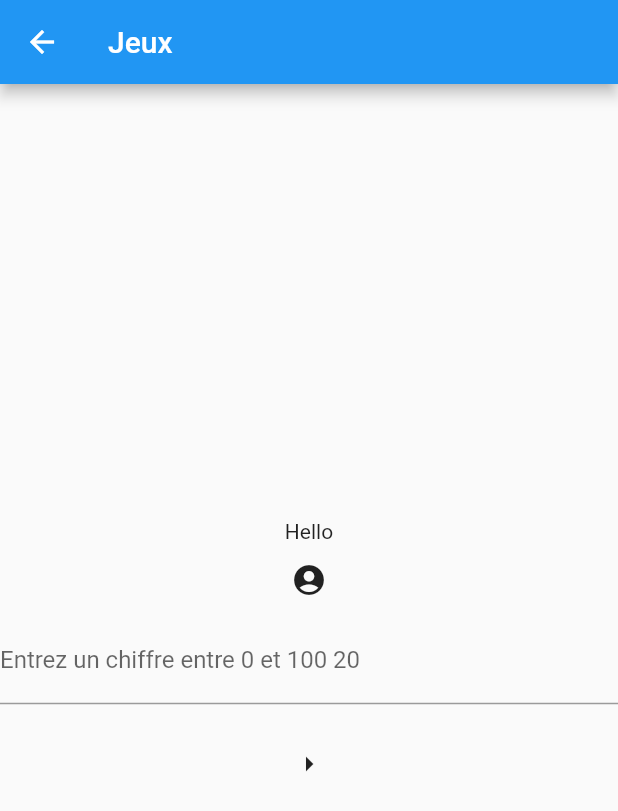
After one commit to yos95/nombre_mystere, a Flutter app: the Jeux screen opened by its route, on a phone screen of 412 x 824 dp. The commit adds this screen. Shown: the top 811 px of the screen. Run offline on Flutter 3.47's test engine with Material 2 defaults, Android fonts, the phone set to English and light mode, and no system bars; our stand-ins replace shared_preferences, sqflite; accounts and stored records are empty.

Commit message:
add homepage

```diff
--- /dev/null
+++ b/lib/Jeux.dart
@@ -0,0 +1,90 @@
+import 'package:flutter/material.dart';
+import 'package:nombre_mystere/Database.dart';
+import 'package:nombre_mystere/Score.dart';
+import 'generat_nombre_mystere.dart';
+import 'check.dart';
+import 'package:shared_preferences/shared_preferences.dart';
+
+var dbHelper = DBHelper();
+var nombre_mystere = generat_nombre_mystere();
+String result = '';
+_loadName() async {
+  final prefs = await SharedPreferences.getInstance();
+
+// Try reading data from the counter key. If it does not exist, return 0.
+  String nom = prefs.getString('nom') ?? 0;
+  print(nom);
+}
+
+class Jeux extends StatefulWidget {
+  final String title = 'Jeux';
+
+  @override
+  _Jeux createState() => new _Jeux();
+}
+
+class _Jeux extends State<Jeux> {
+  @override
+  void initState() {
+    super.initState();
+    _loadName();
+  }
+
+  Widget build(BuildContext context) {
+    return new Scaffold(
+      appBar: new AppBar(
+        title: new Text(widget.title),
+      ),
+      body: new Center(
+        child: new Column(
+          mainAxisAlignment: MainAxisAlignment.center,
+          children: <Widget>[
+            new Text('Hello'),
+            new IconButton(
+              icon: Icon(Icons.account_circle),
+              tooltip: 'Increase volume by 10%',
+              onPressed: () {},
+            ),
+            new TextField(
+              enabled: etat_partie,
+              keyboardType: TextInputType.number,
+              onSubmitted: (var string) {
+                nb_essais++;
+                var saisie = int.parse(string);
+                result = check_mystere(saisie, nombre_mystere);
+
+                setState(() {
+                  result = result;
+                  if (!etat_partie) {
+                    String a;
+                    ScoreUser scoreUser = new ScoreUser(a, nb_essais);
+                    dbHelper.initDb();
+
+                    dbHelper.saveScore(scoreUser);
+
+                    //afficher la liste des score
+
+                  }
+                });
+              },
+              decoration: new InputDecoration(
+                  labelText:
+                      'Entrez un chiffre entre 0 et 100 $nombre_mystere'),
+            ),
+            new Text(
+              '$result',
+            ),
+            IconButton(
+              icon: Icon(Icons.arrow_right),
+              tooltip: 'Increase volume by 10%',
+              onPressed: () {
+                Navigator.of(context).pop();
+                Navigator.of(context).pushNamed('/score');
+              },
+            ),
+          ],
+        ),
+      ),
+    );
+  }
+}
```
Also changed, not shown: lib/main.dart (+58 -38 lines), pubspec.yaml (+4 -8 lines).
